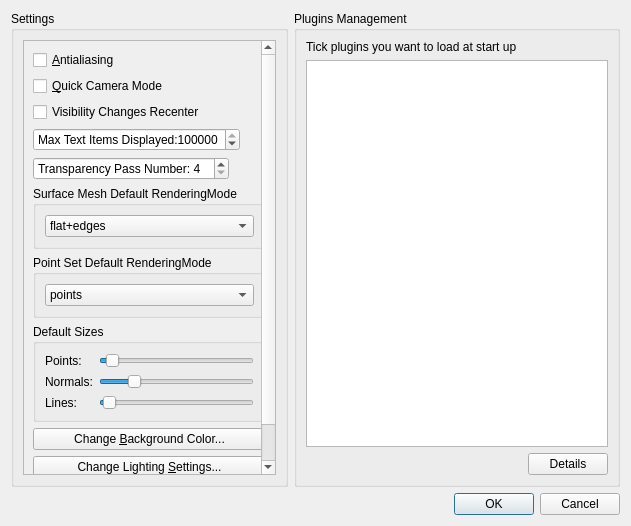
Qt form demo/Polyhedron/Preferences.ui (MicroStar-Tech/cgal) before a commit.
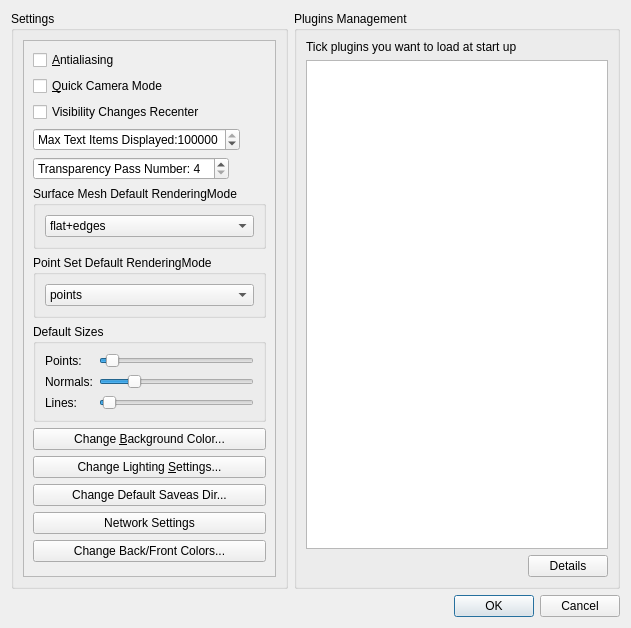
The same form after that commit.

What changed in the file:
```diff
--- a/demo/Polyhedron/Preferences.ui
+++ b/demo/Polyhedron/Preferences.ui
@@ -7,7 +7,7 @@
     <x>0</x>
     <y>0</y>
     <width>631</width>
-    <height>526</height>
+    <height>628</height>
    </rect>
   </property>
   <property name="sizePolicy">
@@ -59,8 +59,8 @@
             <rect>
              <x>0</x>
              <y>0</y>
-             <width>278</width>
-             <height>499</height>
+             <width>275</width>
+             <height>534</height>
             </rect>
            </property>
            <layout class="QVBoxLayout" name="verticalLayout_3">
@@ -285,6 +285,23 @@
               </property>
              </widget>
             </item>
+            <item>
+             <widget class="QPushButton" name="sshButton">
+              <property name="enabled">
+               <bool>true</bool>
+              </property>
+              <property name="text">
+               <string>Network Settings</string>
+              </property>
+             </widget>
+            </item>
+            <item>
+             <widget class="QPushButton" name="backFrontColor_pushButton">
+              <property name="text">
+               <string>Change Back/Front Colors...</string>
+              </property>
+             </widget>
+            </item>
             <item>
              <spacer name="verticalSpacer">
               <property name="orientation">
```
